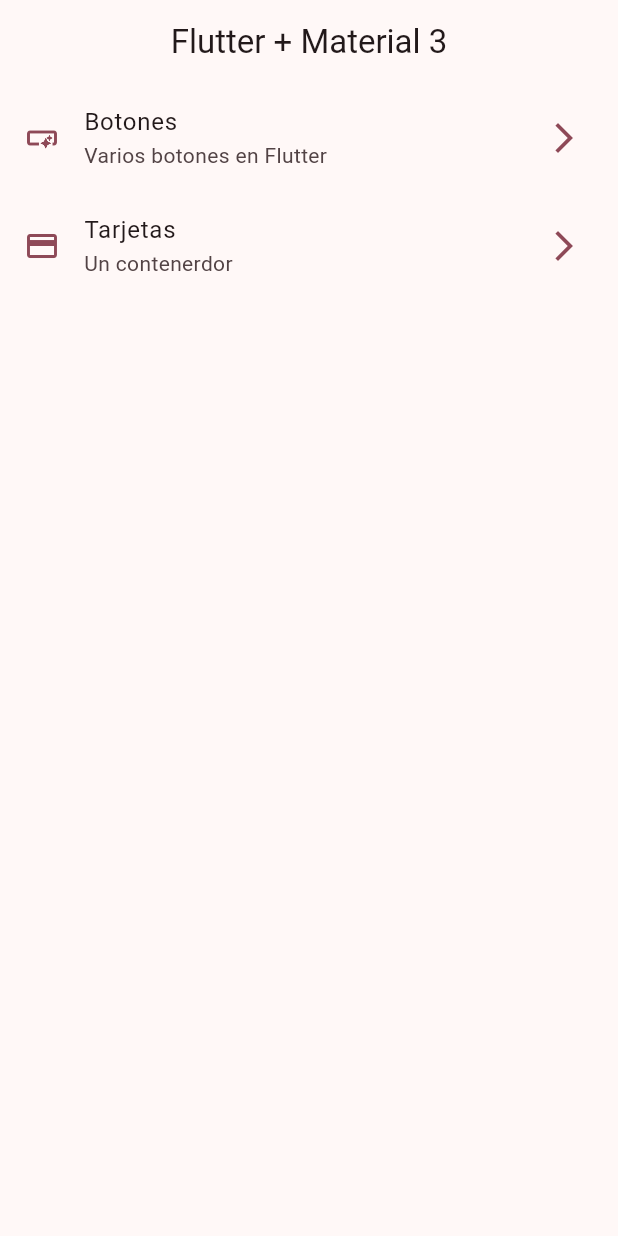
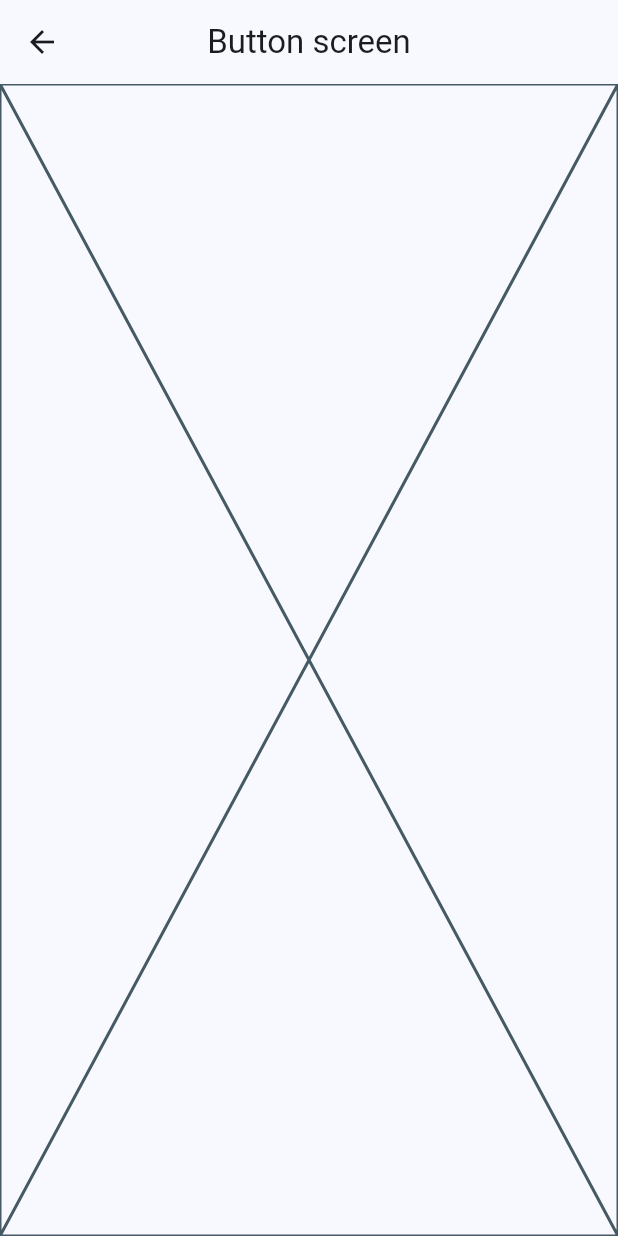
Before and after one commit to intimayta/widgets_app, a Flutter app: the screen it shows after launch, after a tap on "Botones", on a phone screen of 412 x 824 dp. Run offline on Flutter 3.47's test engine with Material 2 defaults, Android fonts, the phone set to English and light mode, and no system bars.

```diff
--- a/lib/config/menu/menu_items.dart
+++ b/lib/config/menu/menu_items.dart
@@ -22,6 +22,6 @@ const appMenuItems = <MenuItem>[
   MenuItem(
       title: 'Tarjetas',
       subTitle: 'Un contenerdor ',
-      link: '/card',
+      link: '/cards',
       icon: Icons.credit_card),
 ];
--- a/lib/main.dart
+++ b/lib/main.dart
@@ -1,4 +1,6 @@
 import 'package:flutter/material.dart';
+import 'package:widgets_app/presentation/screens/buttons/buttons_screen.dart';
+import 'package:widgets_app/presentation/screens/cards/cards_screen.dart';
 import 'package:widgets_app/presentation/screens/home/home_screens.dart';
 
 import 'config/theme/app_theme.dart';
@@ -13,8 +15,13 @@ class MainApp extends StatelessWidget {
   @override
   Widget build(BuildContext context) {
     return MaterialApp(
-        debugShowCheckedModeBanner: false,
-        theme: AppTheme(selectedColor: 8).getTheme(),
-        home: const HomeScreen());
+      debugShowCheckedModeBanner: false,
+      theme: AppTheme(selectedColor: 0).getTheme(),
+      home: const HomeScreen(),
+      routes: {
+        '/buttons': (context) => const ButtonsScreen(),
+        '/cards': (context) => const CardsScreen()
+      },
+    );
   }
 }
--- /dev/null
+++ b/lib/presentation/screens/buttons/buttons_screen.dart
@@ -0,0 +1,15 @@
+import 'package:flutter/material.dart';
+
+class ButtonsScreen extends StatelessWidget {
+  const ButtonsScreen({super.key});
+
+  @override
+  Widget build(BuildContext context) {
+    return Scaffold(
+      appBar: AppBar(
+        title: const Text('Button screen'),
+      ),
+      body: const Placeholder(),
+    );
+  }
+}
--- a/lib/presentation/screens/home/home_screens.dart
+++ b/lib/presentation/screens/home/home_screens.dart
@@ -1,4 +1,5 @@
 import 'package:flutter/material.dart';
+import 'package:widgets_app/presentation/screens/buttons/buttons_screen.dart';
 
 import '../../../config/menu/menu_items.dart';
 
@@ -53,7 +54,13 @@ class _CustomListTile extends StatelessWidget {
       title: Text(menuItem.title),
       subtitle: Text(menuItem.subTitle),
       onTap: () {
-        //TODO: navegar a pantallas
+        /* Navigator.of(context).push(
+          MaterialPageRoute(
+            builder: (context) => const ButtonsScreen(),
+          ),
+        ); */
+
+        Navigator.pushNamed(context, menuItem.link);
       },
     );
   }
```
Also changed, not shown: lib/presentation/screens/cards/cards_screen.dart (added, +15 -0 lines).
